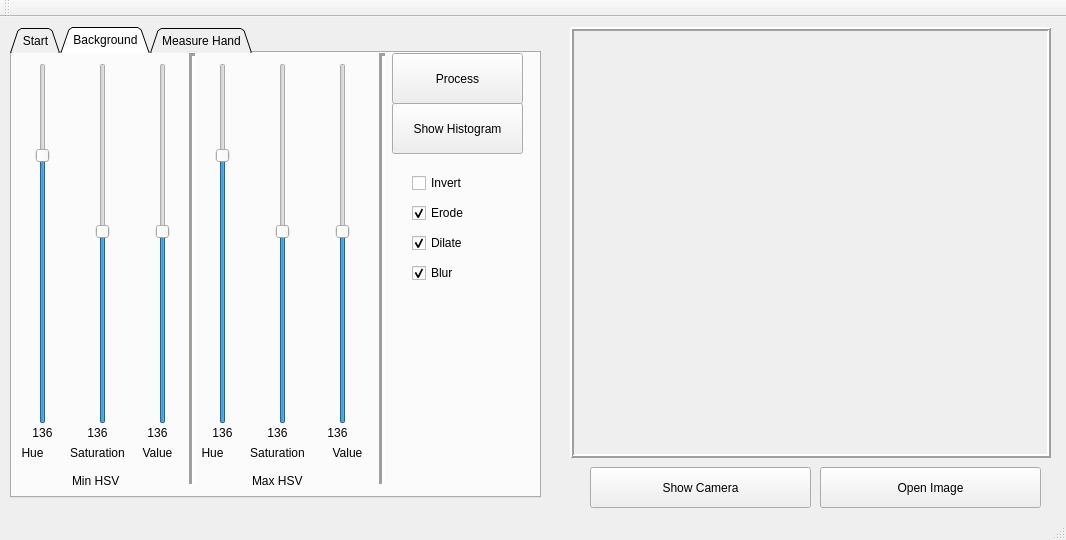
The window that beta/GestureTrainer/forms/mainwindow.ui (on2valhalla/GestureTrainer) describes before a commit, drawn with Qt 5.
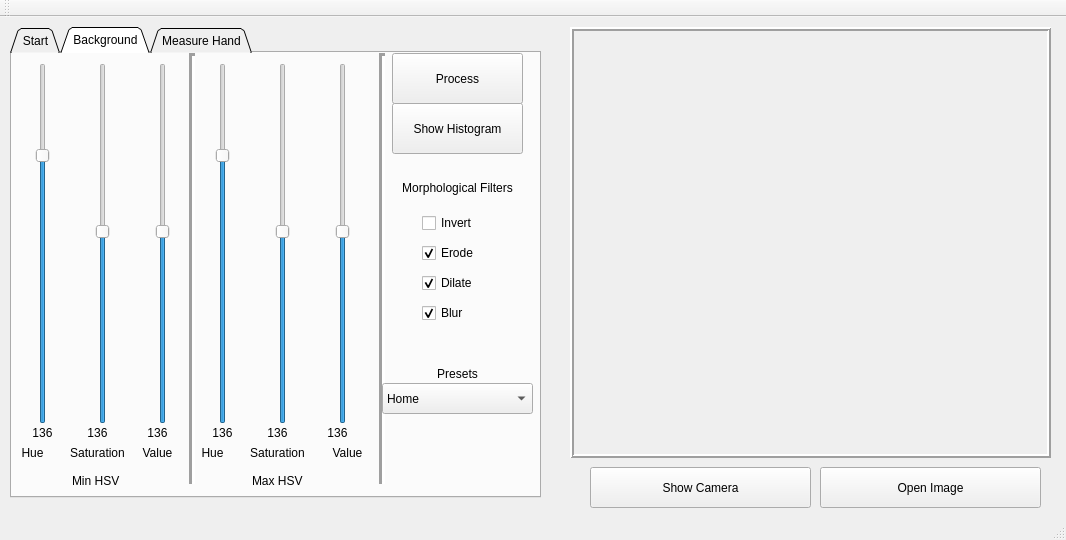
The same window after the commit. The open tabs and pages were chosen to show the change.

Commit message: added combo box for storing locations (not implemented)

Patch:
```diff
--- a/beta/GestureTrainer/forms/mainwindow.ui
+++ b/beta/GestureTrainer/forms/mainwindow.ui
@@ -462,8 +462,8 @@
      <widget class="QCheckBox" name="check_Invert">
       <property name="geometry">
        <rect>
-        <x>400</x>
-        <y>120</y>
+        <x>410</x>
+        <y>160</y>
         <width>87</width>
         <height>20</height>
        </rect>
@@ -475,8 +475,8 @@
      <widget class="QCheckBox" name="check_Erode">
       <property name="geometry">
        <rect>
-        <x>400</x>
-        <y>150</y>
+        <x>410</x>
+        <y>190</y>
         <width>87</width>
         <height>20</height>
        </rect>
@@ -491,8 +491,8 @@
      <widget class="QCheckBox" name="check_Dilate">
       <property name="geometry">
        <rect>
-        <x>400</x>
-        <y>180</y>
+        <x>410</x>
+        <y>220</y>
         <width>87</width>
         <height>20</height>
        </rect>
@@ -507,8 +507,8 @@
      <widget class="QCheckBox" name="check_Blur">
       <property name="geometry">
        <rect>
-        <x>400</x>
-        <y>210</y>
+        <x>410</x>
+        <y>250</y>
         <width>87</width>
         <height>20</height>
        </rect>
@@ -520,6 +520,69 @@
        <bool>true</bool>
       </property>
      </widget>
+     <widget class="QComboBox" name="comboBox">
+      <property name="geometry">
+       <rect>
+        <x>370</x>
+        <y>330</y>
+        <width>151</width>
+        <height>31</height>
+       </rect>
+      </property>
+      <item>
+       <property name="text">
+        <string>Home</string>
+       </property>
+      </item>
+      <item>
+       <property name="text">
+        <string>Engineering Library</string>
+       </property>
+      </item>
+      <item>
+       <property name="text">
+        <string>Classroom</string>
+       </property>
+      </item>
+     </widget>
+     <widget class="QLabel" name="label">
+      <property name="geometry">
+       <rect>
+        <x>390</x>
+        <y>120</y>
+        <width>111</width>
+        <height>31</height>
+       </rect>
+      </property>
+      <property name="text">
+       <string>&lt;html&gt;&lt;head/&gt;&lt;body&gt;&lt;p align=&quot;center&quot;&gt;Morphological Filters&lt;/p&gt;&lt;/body&gt;&lt;/html&gt;</string>
+      </property>
+      <property name="textFormat">
+       <enum>Qt::RichText</enum>
+      </property>
+      <property name="wordWrap">
+       <bool>true</bool>
+      </property>
+     </widget>
+     <widget class="QLabel" name="label_3">
+      <property name="geometry">
+       <rect>
+        <x>390</x>
+        <y>311</y>
+        <width>111</width>
+        <height>20</height>
+       </rect>
+      </property>
+      <property name="text">
+       <string>&lt;html&gt;&lt;head/&gt;&lt;body&gt;&lt;p align=&quot;center&quot;&gt;Presets&lt;/p&gt;&lt;/body&gt;&lt;/html&gt;</string>
+      </property>
+      <property name="textFormat">
+       <enum>Qt::RichText</enum>
+      </property>
+      <property name="wordWrap">
+       <bool>true</bool>
+      </property>
+     </widget>
     </widget>
     <widget class="QWidget" name="tabMeasure">
      <attribute name="title">
```
Left out of the diff: 2 changed lines with no effect on the pictures.
